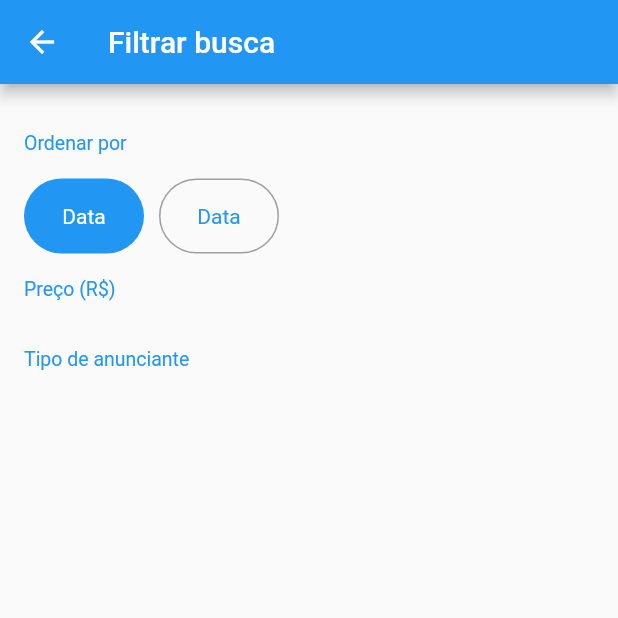
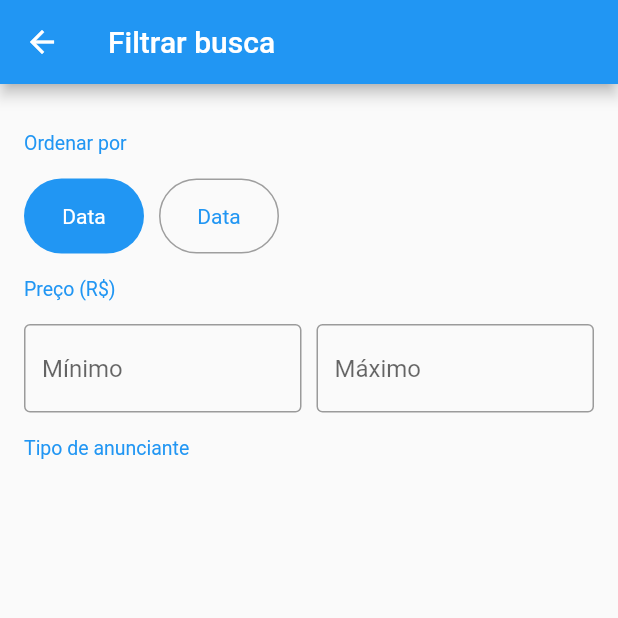
Before and after one commit to Ancora/my-xlo, a Flutter app: the FilterScreen screen opened directly, on a phone screen of 412 x 824 dp, the top half of it. Run offline on Flutter 3.47's test engine with Material 2 defaults, Android fonts, the phone set to English and light mode, and no system bars; our stand-ins replace brasil_fields, rxdart.

Commit message:
274-9-Campos Faixas de Preços.

```diff
--- /dev/null
+++ b/lib/helpers/format_field.dart
@@ -0,0 +1,3 @@
+String getSanitizedText(String text) {
+  return text.replaceAll(RegExp(r'[^\d]'), '');
+}
--- a/lib/screens/filter/filter_screen.dart
+++ b/lib/screens/filter/filter_screen.dart
@@ -1,5 +1,6 @@
 import 'package:flutter/material.dart';
 import 'package:myxlo/screens/filter/widgets/order_by_field.dart';
+import 'package:myxlo/screens/filter/widgets/price_range_field.dart';
 import 'package:myxlo/screens/filter/widgets/section_title.dart';
 import 'package:myxlo/models/filter.dart';
 
@@ -30,6 +31,7 @@ class _FilterScreenState extends State<FilterScreen> {
                   onSaved: (v) {},
                 ),
                 const SectionTitle(title: 'Preço (R\$)'),
+                PriceRangeField(),
                 const SectionTitle(title: 'Tipo de anunciante'),
               ],
             ),
--- /dev/null
+++ b/lib/screens/filter/widgets/price_range_field.dart
@@ -0,0 +1,59 @@
+import 'package:brasil_fields/brasil_fields.dart';
+import 'package:flutter/material.dart';
+import 'package:flutter/services.dart';
+import 'package:myxlo/helpers/format_field.dart';
+
+class PriceRangeField extends StatelessWidget {
+  @override
+  Widget build(BuildContext context) {
+    return Row(
+      children: <Widget>[
+        Expanded(
+          child: TextFormField(
+            decoration: const InputDecoration(
+              border: OutlineInputBorder(),
+              hintText: 'Mínimo',
+            ),
+            keyboardType: const TextInputType.numberWithOptions(decimal: false),
+            inputFormatters: [
+              WhitelistingTextInputFormatter.digitsOnly,
+              RealInputFormatter(centavos: false),
+            ],
+            initialValue: null,
+            onSaved: (s) {},
+            validator: (s) {
+              if (s.isNotEmpty && int.tryParse(getSanitizedText(s)) == null) {
+                return 'Utilize valores válidos';
+              } else {
+                return null;
+              }
+            },
+          ),
+        ),
+        const SizedBox(width: 10),
+        Expanded(
+          child: TextFormField(
+            decoration: const InputDecoration(
+              border: OutlineInputBorder(),
+              hintText: 'Máximo',
+            ),
+            keyboardType: const TextInputType.numberWithOptions(decimal: false),
+            inputFormatters: [
+              WhitelistingTextInputFormatter.digitsOnly,
+              RealInputFormatter(centavos: false),
+            ],
+            initialValue: null,
+            onSaved: (s) {},
+            validator: (s) {
+              if (s.isNotEmpty && int.tryParse(getSanitizedText(s)) == null) {
+                return 'Utilize valores válidos';
+              } else {
+                return null;
+              }
+            },
+          ),
+        ),
+      ],
+    );
+  }
+}
```
